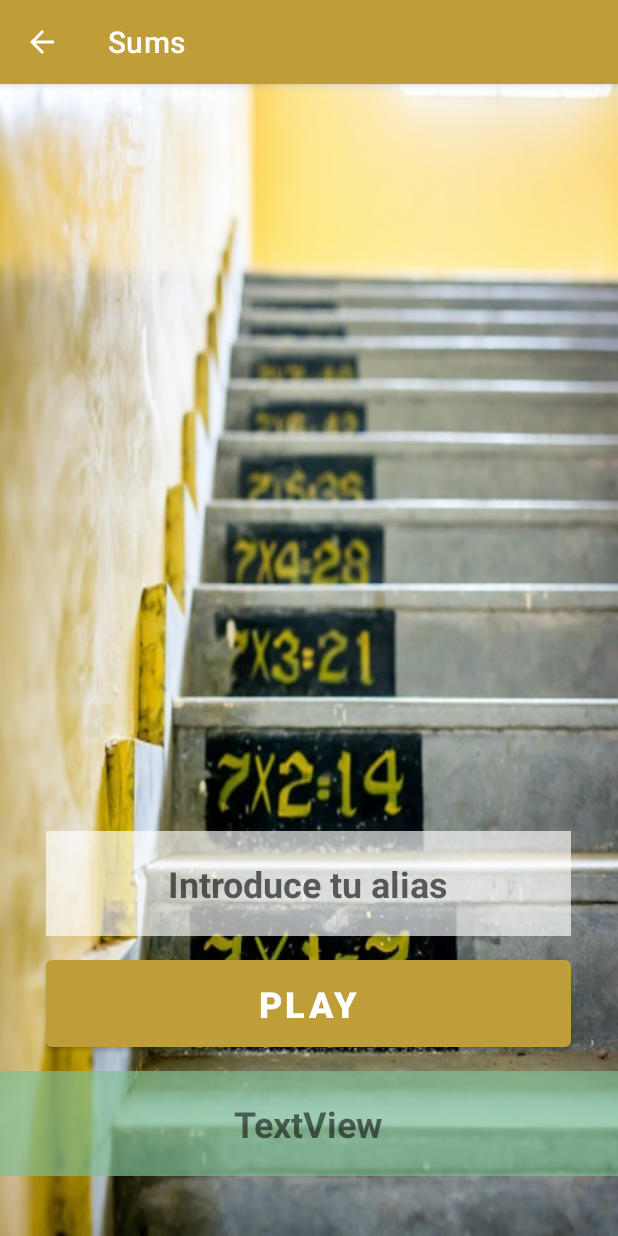
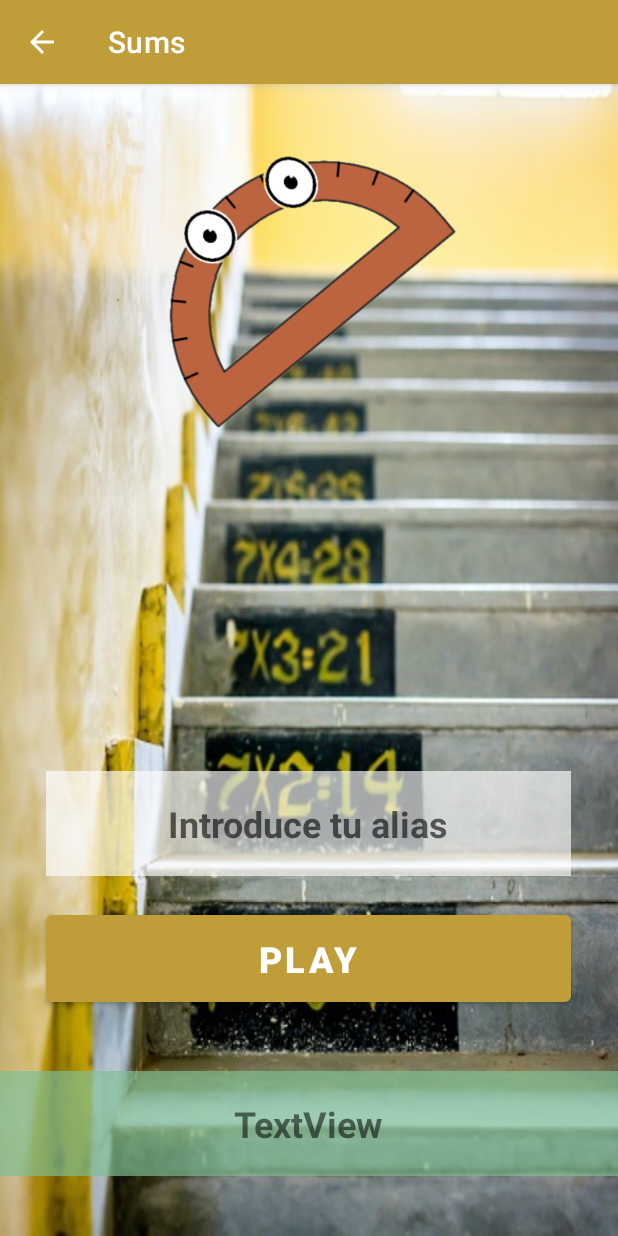
Before and after one commit to SrPampa/JuegoSumasAndroid, an Android app: the screen it shows after launch (MainActivity), on a phone screen of 412 x 824 dp. Run offline under Robolectric (Android 15) with nearby library versions, the phone set to English and light mode, and no system bars.

Commit message:
añadido cartabon como primer personaje

```diff
--- a/app/src/main/res/layout/activity_main.xml
+++ b/app/src/main/res/layout/activity_main.xml
@@ -2,10 +2,20 @@
 <RelativeLayout xmlns:android="http://schemas.android.com/apk/res/android"
     xmlns:app="http://schemas.android.com/apk/res-auto"
     xmlns:tools="http://schemas.android.com/tools"
+    android:id="@+id/relative_layout"
     android:layout_width="match_parent"
     android:layout_height="match_parent"
     android:background="@drawable/escalera"
     tools:context=".MainActivity">
+
+
+    <ImageView
+        android:id="@+id/imageView_personaje"
+        android:layout_width="250dp"
+        android:layout_height="270dp"
+        android:layout_alignParentTop="true"
+        android:layout_centerHorizontal="true"
+        app:srcCompat="@drawable/personaje" />
 
 
     <EditText
@@ -15,7 +25,7 @@
         android:layout_alignParentBottom="true"
         android:layout_centerHorizontal="true"
         android:layout_marginStart="50dp"
-        android:layout_marginBottom="200dp"
+        android:layout_marginBottom="240dp"
         android:autofillHints=""
         android:background="#A6FFFFFF"
         android:ems="10"
@@ -31,7 +41,6 @@
         app:layout_constraintRight_toRightOf="parent"
         app:layout_constraintStart_toStartOf="parent"
         tools:ignore="TextContrastCheck,TextContrastCheck,TextContrastCheck" />
-
 
     <TextView
         android:id="@+id/textView"
@@ -56,7 +65,7 @@
         android:layout_height="70dp"
         android:layout_alignParentBottom="true"
         android:layout_centerHorizontal="true"
-        android:layout_marginBottom="120dp"
+        android:layout_marginBottom="150dp"
         android:text="Play"
         android:textSize="24sp"
         android:textStyle="bold" />
```
Also changed, not shown: app/src/main/res/drawable/personaje.png (added).
